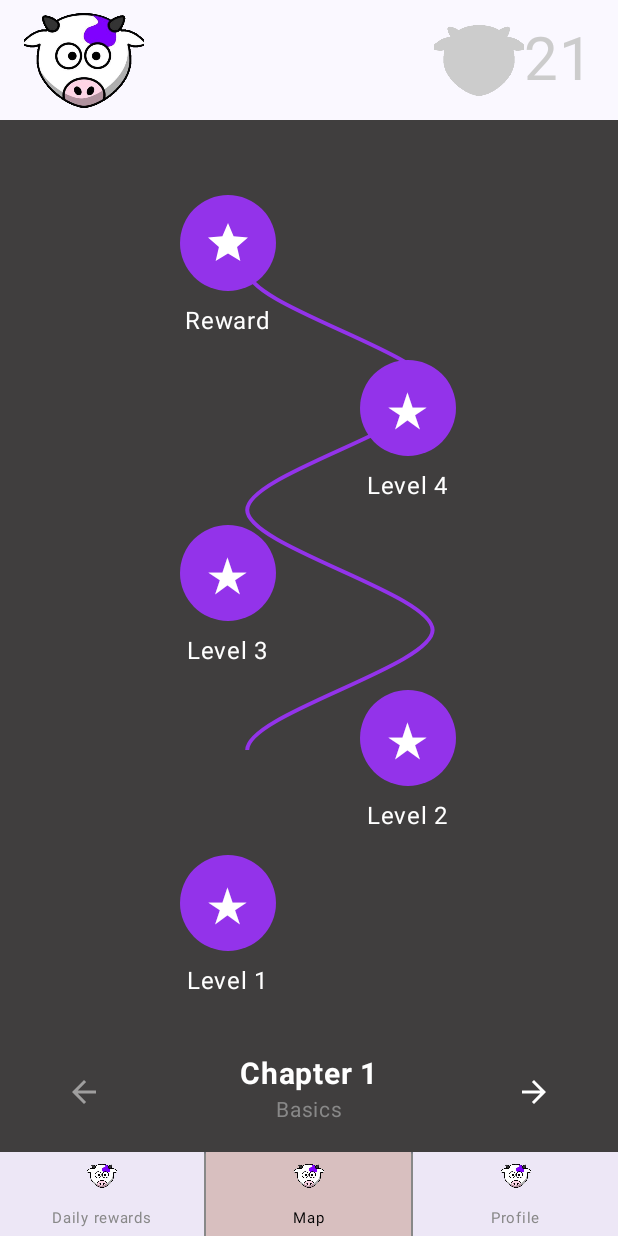
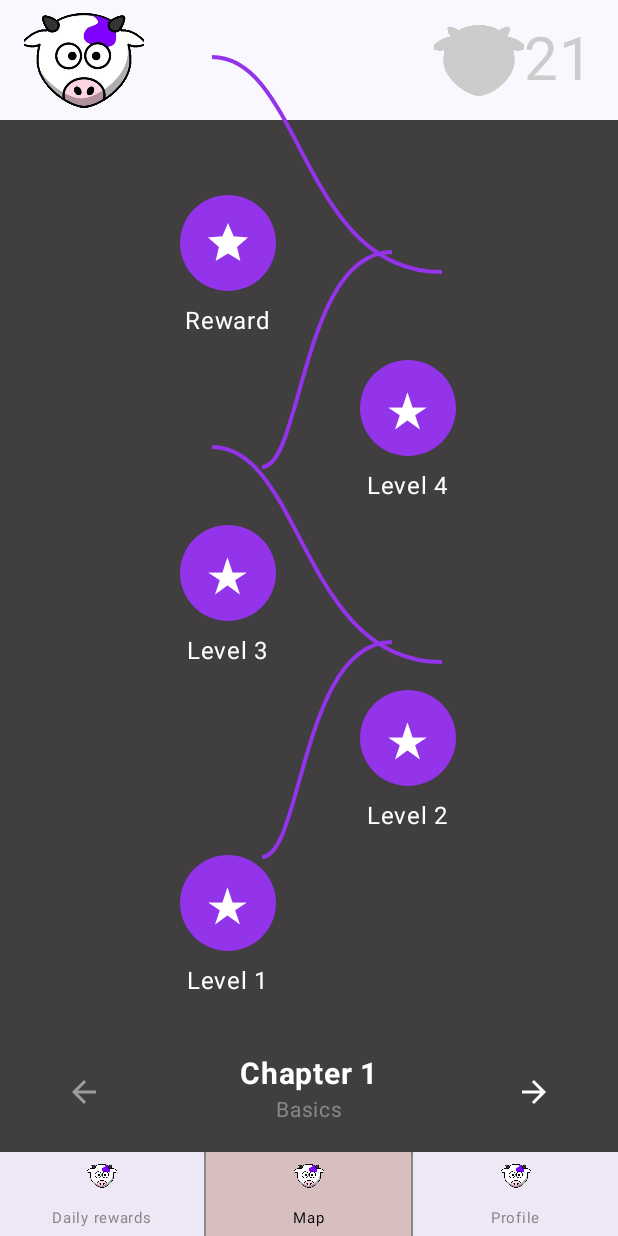
Before and after one commit to maxon461/Langio, an Android app built with Jetpack Compose: the screen it shows after launch (MainActivity), on a phone screen of 412 x 824 dp. Run offline under Robolectric (Android 15) with nearby library versions, the light colour scheme and no system bars.

Commit message:
lines between level nodes fixed and chapters added

```diff
--- a/app/src/main/java/com/example/langio/MapScreen.kt
+++ b/app/src/main/java/com/example/langio/MapScreen.kt
@@ -14,9 +14,19 @@ import androidx.compose.ui.geometry.Offset
 import androidx.compose.ui.graphics.Color
 import androidx.compose.ui.graphics.Path
 import androidx.compose.ui.graphics.StrokeCap
+import androidx.compose.foundation.Canvas
+import androidx.compose.foundation.layout.Box
+import androidx.compose.foundation.layout.offset
+import androidx.compose.runtime.*
+import androidx.compose.ui.layout.LayoutCoordinates
+import androidx.compose.ui.layout.onGloballyPositioned
+import androidx.compose.ui.unit.dp
+import kotlin.math.roundToInt
 import androidx.compose.ui.graphics.drawscope.Stroke
+import androidx.compose.ui.layout.onGloballyPositioned
 import androidx.compose.ui.text.font.FontWeight
-import androidx.compose.ui.unit.dp
+import androidx.compose.ui.unit.toOffset
+import androidx.compose.ui.unit.Dp
 import androidx.compose.ui.unit.sp
 import androidx.lifecycle.ViewModel
 import androidx.lifecycle.viewmodel.compose.viewModel
@@ -24,6 +34,8 @@ import androidx.navigation.NavController
 import kotlinx.coroutines.flow.MutableStateFlow
 import kotlinx.coroutines.flow.StateFlow
 import kotlinx.coroutines.flow.asStateFlow
+import androidx.compose.ui.layout.positionInWindow
+
 
 data class LevelInfo(
     val id: Int,
@@ -96,50 +108,74 @@ fun LevelProgressionMap(
     onLevelClick: (LevelInfo) -> Unit,
     modifier: Modifier = Modifier
 ) {
+    val levelPositions = remember { mutableStateListOf<Offset>() }
+
     Box(modifier = modifier) {
+        if (levelPositions.size >= 2) {
             Canvas(modifier = Modifier.fillMaxSize()) {
-            levels.windowed(2).forEachIndexed { index, (current, next) ->
-                val horizontalSpacing = size.width * 0.3f
-                val startX = size.width * 0.4f + (if (index % 2 == 0) 0f else horizontalSpacing)
-                val endX = size.width * 0.4f + (if ((index + 1) % 2 == 0) 0f else horizontalSpacing)
-                val verticalSpacing = 120f
-                val startY = (index * verticalSpacing) + 150f
-                val endY = ((index + 1) * verticalSpacing) + 150f
+                levelPositions.windowed(2).forEachIndexed { index, (start, end) ->
+                    val controlPointOffset = 150f
+                    val heightIncrement = 30f * index  // Increases height for each subsequent line
+
+                    val controlPoint1 = Offset(
+                        (start.x + end.x) / 2,
+                        start.y - controlPointOffset - heightIncrement
+                    )
+                    val controlPoint2 = Offset(
+                        (start.x + end.x) / 2,
+                        end.y - controlPointOffset - heightIncrement
+                    )
 
                     val path = Path().apply {
-                    moveTo(startX, startY)
+                        moveTo(start.x + 50, start.y - 150 - heightIncrement)  // Start point gets higher
                         cubicTo(
-                        startX, startY + verticalSpacing * 0.3f,
-                        endX, endY - verticalSpacing * 0.3f,
-                        endX, endY
+                            controlPoint1.x, controlPoint1.y,
+                            controlPoint2.x, controlPoint2.y - 50,
+                            end.x, end.y - 200 - heightIncrement    // End point gets higher too
                         )
                     }
 
                     drawPath(
                         path = path,
-                    color = if (next.isUnlocked) Color(0xFF9333EA) else Color.Gray,
+                        color = if (levels[index + 1].isUnlocked) Color(0xFF9333EA) else Color.Gray,
                         style = Stroke(width = 4f)
                     )
                 }
             }
+        }
 
         levels.forEachIndexed { index, level ->
-            val reversedIndex = levels.size - 1 - index  // Reverse the index
+            val reversedIndex = levels.size - 1 - index
             val baseY = 50
             val spacing = 110
 
-            LevelNode(
-                level = level,
+            val nodeX = if (reversedIndex % 2 == 0) 120 else 240
+            val nodeY = reversedIndex * spacing + baseY
+
+            Box(
                 modifier = Modifier
-                    .offset(
-                        x = if (reversedIndex % 2 == 0) 120.dp else 240.dp,
-                        y = ((reversedIndex * spacing + baseY).dp)
-                    ),
-                onClick = { onLevelClick(level) }
+                    .offset(x = nodeX.dp, y = nodeY.dp)
+                    .onGloballyPositioned { coordinates ->
+                        val position = coordinates.positionInWindow()
+                        val nodeSize = 32f
+                        val centerPosition = Offset(
+                            position.x + nodeSize,
+                            position.y + nodeSize
                         )
+
+                        if (index >= levelPositions.size) {
+                            levelPositions.add(centerPosition)
+                        } else {
+                            levelPositions[index] = centerPosition
+                        }
+                    }
+            ) {
+                LevelNode(level = level, onClick = { onLevelClick(level) })
             }
         }
     }
+}
+
 
 @Composable
 fun LevelNode(
@@ -262,7 +298,7 @@ class GameMapViewModel : ViewModel() {
             subtitle = "Advanced",
             levels = listOf(
                 LevelInfo(6, "Level 1", true),
-                LevelInfo(7, "Level 2", false),
+                LevelInfo(7, "Level 2", true),
                 LevelInfo(8, "Level 3", false),
                 LevelInfo(9, "Level 4", false),
                 LevelInfo(10, "Reward", false, isReward = true)
```
Lines whose indentation alone changed are shown as unchanged.
